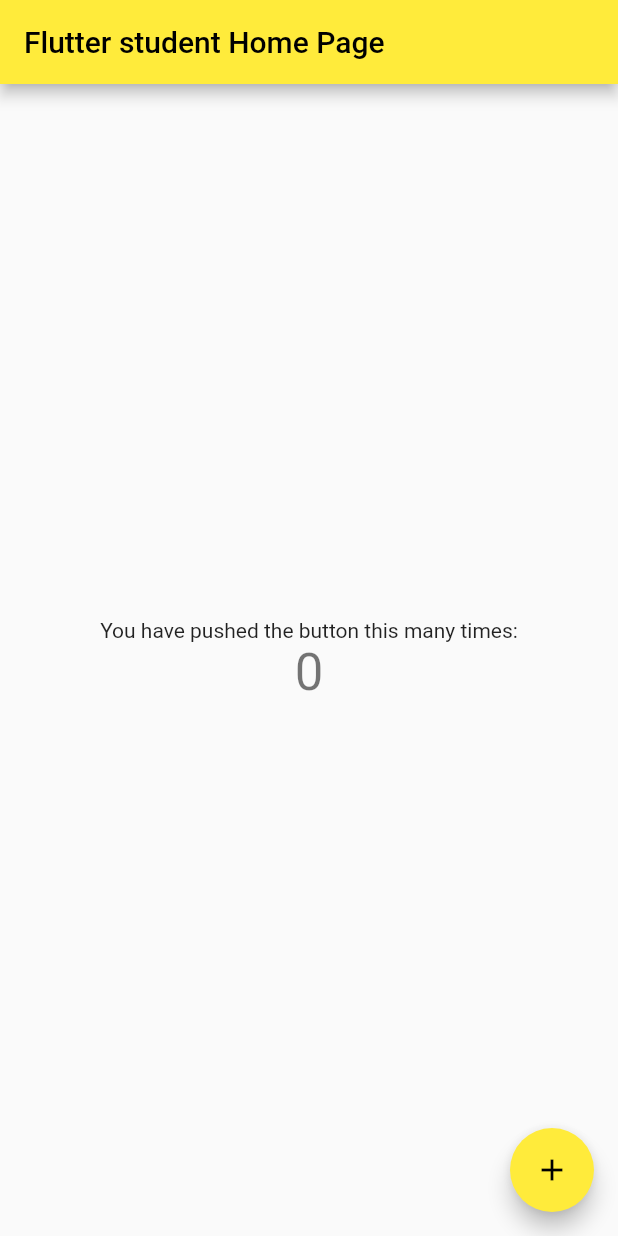
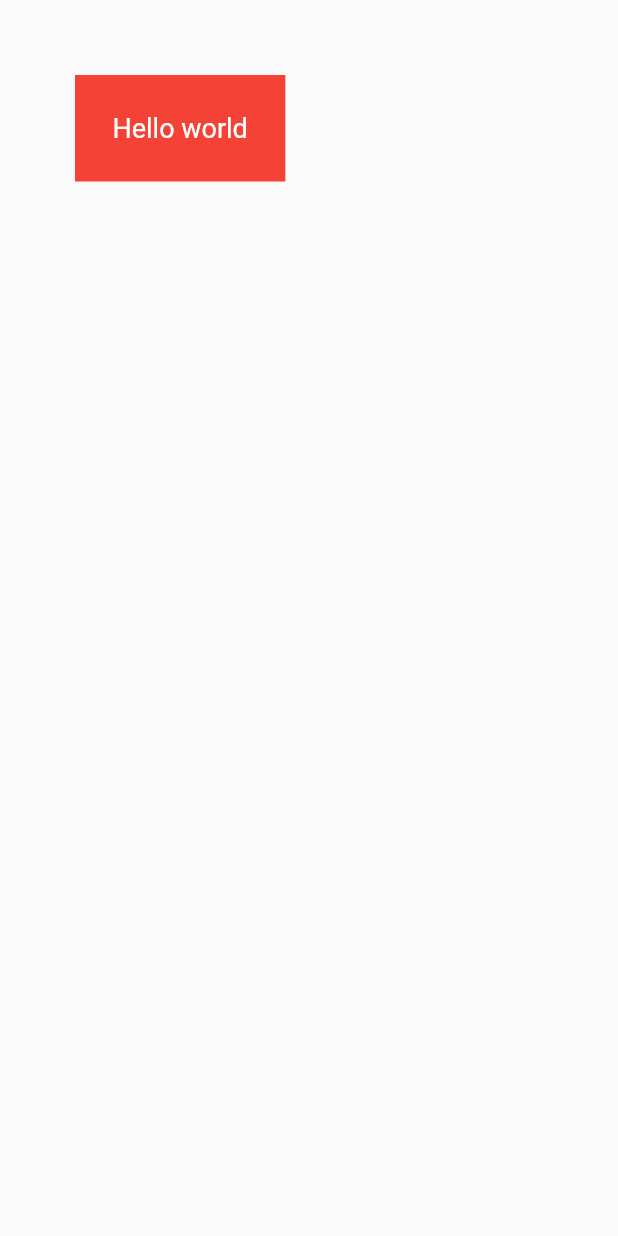
Before and after one commit to wwwleathcom/studentflutter, a Flutter app: the screen it shows after launch, on a phone screen of 412 x 824 dp. Run offline on Flutter 3.47's test engine with Material 2 defaults, Android fonts, the phone set to English and light mode, and no system bars.

Commit message:
write simple code line

```diff
--- a/lib/main.dart
+++ b/lib/main.dart
@@ -6,24 +6,13 @@
 
 class MyApp extends StatelessWidget {
   const MyApp({super.key});
-
-  // This widget is the root of your application.
   @override
   Widget build(BuildContext context) {
     return MaterialApp(
       debugShowCheckedModeBanner: false,
       title: 'Flutter Demo',
       theme: ThemeData(
-        // This is the theme of your application.
-        //
-        // Try running your application with "flutter run". You'll see the
-        // application has a blue toolbar. Then, without quitting the app, try
-        // changing the primarySwatch below to Colors.green and then invoke
-        // "hot reload" (press "r" in the console where you ran "flutter run",
-        // or simply save your changes to "hot reload" in a Flutter IDE).
-        // Notice that the counter didn't reset back to zero; the application
-        // is not restarted.
-        primarySwatch: Colors.yellow,
+        primarySwatch: Colors.blue,
       ),
       home: const MyHomePage(title: 'Flutter student Home Page'),
     );
@@ -32,85 +21,25 @@
 
 class MyHomePage extends StatefulWidget {
   const MyHomePage({super.key, required this.title});
-
-  // This widget is the home page of your application. It is stateful, meaning
-  // that it has a State object (defined below) that contains fields that affect
-  // how it looks.
-
-  // This class is the configuration for the state. It holds the values (in this
-  // case the title) provided by the parent (in this case the App widget) and
-  // used by the build method of the State. Fields in a Widget subclass are
-  // always marked "final".
-
   final String title;
-
   @override
   State<MyHomePage> createState() => _MyHomePageState();
 }
 
 class _MyHomePageState extends State<MyHomePage> {
-  int _counter = 0;
-
-  void _incrementCounter() {
-    setState(() {
-      // This call to setState tells the Flutter framework that something has
-      // changed in this State, which causes it to rerun the build method below
-      // so that the display can reflect the updated values. If we changed
-      // _counter without calling setState(), then the build method would not be
-      // called again, and so nothing would appear to happen.
-      _counter++;
-    });
-  }
-
   @override
   Widget build(BuildContext context) {
-    // This method is rerun every time setState is called, for instance as done
-    // by the _incrementCounter method above.
-    //
-    // The Flutter framework has been optimized to make rerunning build methods
-    // fast, so that you can just rebuild anything that needs updating rather
-    // than having to individually change instances of widgets.
     return Scaffold(
-      appBar: AppBar(
-        // Here we take the value from the MyHomePage object that was created by
-        // the App.build method, and use it to set our appbar title.
-        title: Text(widget.title),
-      ),
-      body: Center(
-        // Center is a layout widget. It takes a single child and positions it
-        // in the middle of the parent.
-        child: Column(
-          // Column is also a layout widget. It takes a list of children and
-          // arranges them vertically. By default, it sizes itself to fit its
-          // children horizontally, and tries to be as tall as its parent.
-          //
-          // Invoke "debug painting" (press "p" in the console, choose the
-          // "Toggle Debug Paint" action from the Flutter Inspector in Android
-          // Studio, or the "Toggle Debug Paint" command in Visual Studio Code)
-          // to see the wireframe for each widget.
-          //
-          // Column has various properties to control how it sizes itself and
-          // how it positions its children. Here we use mainAxisAlignment to
-          // center the children vertically; the main axis here is the vertical
-          // axis because Columns are vertical (the cross axis would be
-          // horizontal).
-          mainAxisAlignment: MainAxisAlignment.center,
-          children: <Widget>[
-            const Text(
-              'You have pushed the button this many times:',
-            ),
-            Text(
-              '$_counter',
-              style: Theme.of(context).textTheme.headline4,
-            ),
-          ],
+      // appBar: AppBar( title: Text(widget.title), ),
+      body: Container(
+        color: Colors.red,
+        padding: const EdgeInsets.all(25),
+        margin: const EdgeInsets.all(50),
+        child: const Text(
+          'Hello world',
+          style: TextStyle(color: Colors.white, fontSize: 18),
         ),
       ),
-      floatingActionButton: FloatingActionButton(
-        onPressed: _incrementCounter,
-        tooltip: 'Increment',
-        child: const Icon(Icons.add),
-      ), // This trailing comma makes auto-formatting nicer for build methods.
     );
   }
 }
```
